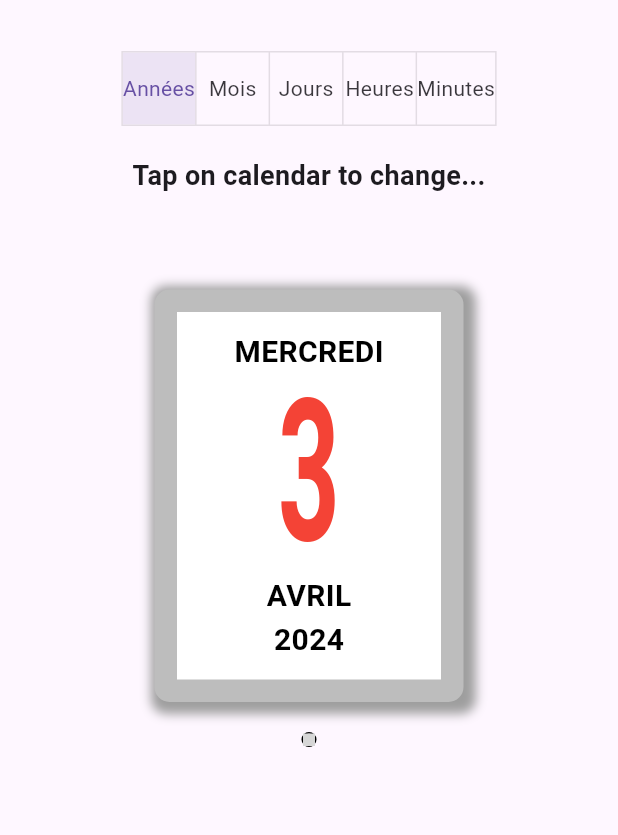
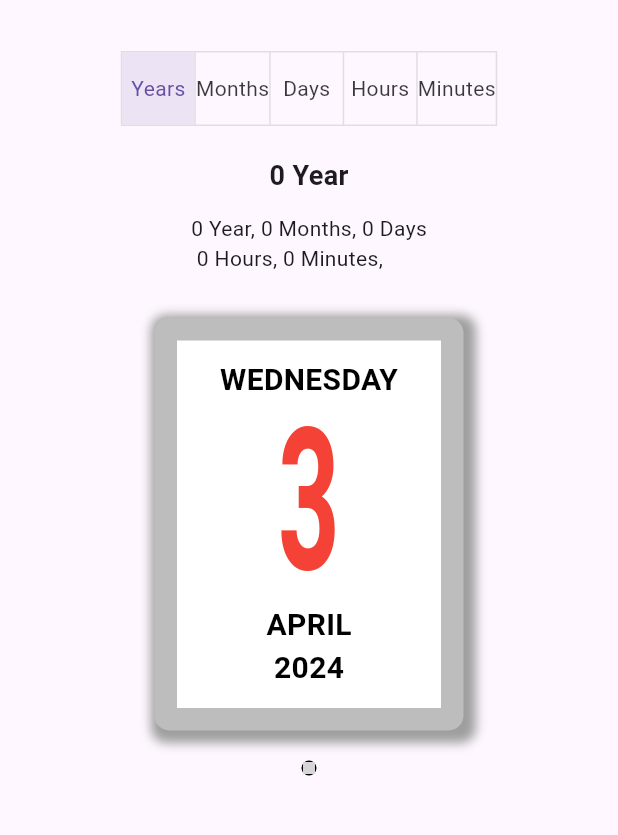
Before and after one commit to IxTAP/BirthTime, a Flutter app: the screen it shows after launch, on a phone screen of 412 x 824 dp, the part 63-898 px from its top. Run offline on Flutter 3.47's test engine with Material 3 defaults, Android fonts, the phone set to English and light mode, and no system bars; missing offline and left inert: segment_display; generated files the repository leaves out were written again; grey boxes are pictures that could not be loaded.

```diff
--- /dev/null
+++ b/l10n.yaml
@@ -0,0 +1,3 @@
+arb-dir: lib/l10n
+template-arb-file: app_en.arb
+output-localization-file: app_localizations.dart
--- /dev/null
+++ b/lib/l10n/app_de.arb
@@ -0,0 +1,58 @@
+{
+    "years": "{count, plural, =0{Jahr} =1{Jahr} other{Jahre}}",
+        "@years": {
+          "description": "Jahre im Plural",
+          "placeholders": {
+            "count": {
+              "type": "num",
+              "format": "compact"
+            }
+          }
+        },
+
+        "months": "{count, plural, =0{Monat} =1{Monat} other{Monate}}",
+        "@months": {
+          "description": "Monate im Plural",
+          "placeholders": {
+            "count": {
+              "type": "num",
+              "format": "compact"
+            }
+          }
+        },
+
+        "days": "{count, plural, =0{Tag} =1{Tag} other{Tage}}",
+        "@days": {
+          "description": "Tage im Plural",
+          "placeholders": {
+            "count": {
+              "type": "num",
+              "format": "compact"
+            }
+          }
+        },
+
+        "hours": "{count, plural, =0{Stunde} =1{Stunde} other{Stunden}}",
+        "@hours": {
+          "description": "Stunden im Plural",
+          "placeholders": {
+            "count": {
+              "type": "num",
+              "format": "compact"
+            }
+          }
+        },
+
+        "minutes": "{count, plural, =0{Minute} =1{Minute} other{Minuten}}",
+        "@minutes": {
+          "description": "Minuten im Plural",
+          "placeholders": {
+            "count": {
+              "type": "num",
+              "format": "compact"
+            }
+          }
+        },
+
+    "tap": "Auf den Kalender tippen, um zu ändern"
+}
--- /dev/null
+++ b/lib/l10n/app_en.arb
@@ -0,0 +1,58 @@
+{
+    "years": "{count, plural, =0{Year} =1{Year} other{Years}}",
+        "@years": {
+          "description": "Plural years",
+          "placeholders": {
+            "count": {
+              "type": "num",
+              "format": "compact"
+            }
+          }
+        },
+
+        "months": "{count, plural, =0{Months} =1{Month} other{Months}}",
+        "@months": {
+          "description": "Plural months",
+          "placeholders": {
+            "count": {
+              "type": "num",
+              "format": "compact"
+            }
+          }
+        },
+
+        "days": "{count, plural, =0{Days} =1{Day} other{Days}}",
+        "@days": {
+          "description": "Plural days",
+          "placeholders": {
+            "count": {
+              "type": "num",
+              "format": "compact"
+            }
+          }
+        },
+
+        "hours": "{count, plural, =0{Hours} =1{Hour} other{Hours}}",
+        "@hours": {
+          "description": "Plural hours",
+          "placeholders": {
+            "count": {
+              "type": "num",
+              "format": "compact"
+            }
+          }
+        },
+
+        "minutes": "{count, plural, =0{Minutes} =1{Minute} other{Minutes}}",
+        "@minutes": {
+          "description": "Plural minutes",
+          "placeholders": {
+            "count": {
+              "type": "num",
+              "format": "compact"
+            }
+          }
+        },
+
+    "tap": "Tap on calendar to change"
+}
--- /dev/null
+++ b/lib/l10n/app_es.arb
@@ -0,0 +1,58 @@
+{
+    "years": "{count, plural, =0{Años} =1{Año} other{Años}}",
+    "@years": {
+      "description": "Plural years",
+      "placeholders": {
+        "count": {
+          "type": "num",
+          "format": "compact"
+        }
+      }
+    },
+
+    "months": "{count, plural, =0{Meses} =1{Mes} other{Meses}}",
+    "@months": {
+      "description": "Plural months",
+      "placeholders": {
+        "count": {
+          "type": "num",
+          "format": "compact"
+        }
+      }
+    },
+
+    "days": "{count, plural, =0{Días} =1{Día} other{Días}}",
+    "@days": {
+      "description": "Plural days",
+      "placeholders": {
+        "count": {
+          "type": "num",
+          "format": "compact"
+        }
+      }
+    },
+
+    "hours": "{count, plural, =0{Horas} =1{Hora} other{Horas}}",
+    "@hours": {
+      "description": "Plural hours",
+      "placeholders": {
+        "count": {
+          "type": "num",
+          "format": "compact"
+        }
+      }
+    },
+
+    "minutes": "{count, plural, =0{Minutos} =1{Minuto} other{Minutos}}",
+    "@minutes": {
+      "description": "Plural minutes",
+      "placeholders": {
+        "count": {
+          "type": "num",
+          "format": "compact"
+        }
+      }
+    },
+
+    "tap": "Toca el calendario para cambiar"
+}
--- /dev/null
+++ b/lib/l10n/app_fr.arb
@@ -0,0 +1,58 @@
+{
+    "years": "{count, plural, =0{Année} =1{Année} other{Années}}",
+        "@years": {
+          "description": "Années au pluriel",
+          "placeholders": {
+            "count": {
+              "type": "num",
+              "format": "compact"
+            }
+          }
+        },
+
+        "months": "{count, plural, =0{Mois} =1{Mois} other{Mois}}",
+        "@months": {
+          "description": "Mois au pluriel",
+          "placeholders": {
+            "count": {
+              "type": "num",
+              "format": "compact"
+            }
+          }
+        },
+
+        "days": "{count, plural, =0{Jours} =1{Jour} other{Jours}}",
+        "@days": {
+          "description": "Jours au pluriel",
+          "placeholders": {
+            "count": {
+              "type": "num",
+              "format": "compact"
+            }
+          }
+        },
+
+        "hours": "{count, plural, =0{Heures} =1{Heure} other{Heures}}",
+        "@hours": {
+          "description": "Heures au pluriel",
+          "placeholders": {
+            "count": {
+              "type": "num",
+              "format": "compact"
+            }
+          }
+        },
+
+        "minutes": "{count, plural, =0{Minutes} =1{Minute} other{Minutes}}",
+        "@minutes": {
+          "description": "Minutes au pluriel",
+          "placeholders": {
+            "count": {
+              "type": "num",
+              "format": "compact"
+            }
+          }
+        },
+
+    "tap": "Appuyez sur le calendrier pour changer"
+}
--- /dev/null
+++ b/lib/l10n/app_it.arb
@@ -0,0 +1,58 @@
+{
+    "years": "{count, plural, =0{Anno} =1{Anno} other{Anni}}",
+        "@years": {
+          "description": "Anni al plurale",
+          "placeholders": {
+            "count": {
+              "type": "num",
+              "format": "compact"
+            }
+          }
+        },
+
+        "months": "{count, plural, =0{Mese} =1{Mese} other{Mesi}}",
+        "@months": {
+          "description": "Mesi al plurale",
+          "placeholders": {
+            "count": {
+              "type": "num",
+              "format": "compact"
+            }
+          }
+        },
+
+        "days": "{count, plural, =0{Giorno} =1{Giorno} other{Giorni}}",
+        "@days": {
+          "description": "Giorni al plurale",
+          "placeholders": {
+            "count": {
+              "type": "num",
+              "format": "compact"
+            }
+          }
+        },
+
+        "hours": "{count, plural, =0{Ora} =1{Ora} other{Ore}}",
+        "@hours": {
+          "description": "Ore al plurale",
+          "placeholders": {
+            "count": {
+              "type": "num",
+              "format": "compact"
+            }
+          }
+        },
+
+        "minutes": "{count, plural, =0{Minuto} =1{Minuto} other{Minuti}}",
+        "@minutes": {
+          "description": "Minuti al plurale",
+          "placeholders": {
+            "count": {
+              "type": "num",
+              "format": "compact"
+            }
+          }
+        },
+
+    "tap": "Tocca sul calendario per cambiare"
+}
--- /dev/null
+++ b/lib/l10n/app_pt.arb
@@ -0,0 +1,58 @@
+{
+    "years": "{count, plural, =0{Ano} =1{Ano} other{Anos}}",
+        "@years": {
+          "description": "Anos no plural",
+          "placeholders": {
+            "count": {
+              "type": "num",
+              "format": "compact"
+            }
+          }
+        },
+
+        "months": "{count, plural, =0{Mês} =1{Mês} other{Meses}}",
+        "@months": {
+          "description": "Meses no plural",
+          "placeholders": {
+            "count": {
+              "type": "num",
+              "format": "compact"
+            }
+          }
+        },
+
+        "days": "{count, plural, =0{Dia} =1{Dia} other{Dias}}",
+        "@days": {
+          "description": "Dias no plural",
+          "placeholders": {
+            "count": {
+              "type": "num",
+              "format": "compact"
+            }
+          }
+        },
+
+        "hours": "{count, plural, =0{Hora} =1{Hora} other{Horas}}",
+        "@hours": {
+          "description": "Horas no plural",
+          "placeholders": {
+            "count": {
+              "type": "num",
+              "format": "compact"
+            }
+          }
+        },
+
+        "minutes": "{count, plural, =0{Minuto} =1{Minuto} other{Minutos}}",
+        "@minutes": {
+          "description": "Minutos no plural",
+          "placeholders": {
+            "count": {
+              "type": "num",
+              "format": "compact"
+            }
+          }
+        },
+
+    "tap": "Toque no calendário para alterar"
+}
--- a/lib/main.dart
+++ b/lib/main.dart
@@ -1,5 +1,7 @@
 import 'package:birthtime/widgets/tooglebuttons.dart';
 import 'package:flutter/material.dart';
+import 'package:flutter_localizations/flutter_localizations.dart';
+import 'package:flutter_gen/gen_l10n/app_localizations.dart';
 import 'widgets/calendar.dart';
 import 'package:provider/provider.dart';
 import 'package:birthtime/models/birthDateModel.dart';
@@ -24,6 +26,8 @@ class MyApp extends StatelessWidget {
   @override
   Widget build(BuildContext context) {
     return MaterialApp(
+      localizationsDelegates: AppLocalizations.localizationsDelegates,
+      supportedLocales: AppLocalizations.supportedLocales,
       title: title,
       debugShowCheckedModeBanner: false,
       theme: ThemeData(
--- a/lib/models/birthDateModel.dart
+++ b/lib/models/birthDateModel.dart
@@ -1,11 +1,11 @@
 // Utile pour le type TimeOfDay
 import 'dart:async';
-
 import 'package:flutter/material.dart';
 import 'package:birthtime/services/constants.dart' as Constants;
 import 'package:birthtime/services/BirthDateService.dart';
 
 class BirthDateModel extends ChangeNotifier {
+
   BirthDateService _service = BirthDateService();
 
   ///
@@ -21,8 +21,14 @@ class BirthDateModel extends ChangeNotifier {
 
   TimeOfDay _birthTime = TimeOfDay.now();
   Duration _difference = Duration();
-  String _response = 'Tap on calendar to change...';
-  String _fullResponse = '';
+  int _response = 0;
+  Map<String, int> _fullResponse = {
+    'years': 0,
+    'months': 0,
+    'days': 0,
+    'hours': 0,
+    'minutes': 0,
+  };
   String _level = Constants.LEVEL_YEAR;
 
   // Init a fake timer
@@ -36,8 +42,8 @@ class BirthDateModel extends ChangeNotifier {
   DateTime get birthDate => _birthDate;
   TimeOfDay get birthTime => _birthTime;
   Duration get difference => _difference;
-  String get response => _response;
-  String get fullResponse => _fullResponse;
+  int get response => _response;
+  Map<String, int> get fullResponse => _fullResponse;
 
   ///
   /// Notifications des changements (Provider)
@@ -59,12 +65,12 @@ class BirthDateModel extends ChangeNotifier {
     notifyListeners();
   }
 
-  void responseChange(String response) {
+  void responseChange(int response) {
     _response = response;
     notifyListeners();
   }
 
-  void fullResponseChange(String fullResponse) {
+  void fullResponseChange(Map<String, int> fullResponse) {
     _fullResponse = fullResponse;
     notifyListeners();
   }
@@ -91,6 +97,19 @@ class BirthDateModel extends ChangeNotifier {
     DateTime newDate = DateTime.now();
 
     final DateTime? picked = await showDatePicker(
+      builder: (BuildContext context, Widget? child) {
+        Locale locale = Localizations.localeOf(context);
+        return MediaQuery(
+          data: MediaQuery.of(context).copyWith(
+            alwaysUse24HourFormat: true,
+          ),
+          child: Localizations.override(
+            context: context,
+            locale: locale,
+            child: child!,
+          )
+        );
+      },
       context: context,
       initialDate:_birthDate ,
       firstDate: DateTime(0),
@@ -117,6 +136,19 @@ class BirthDateModel extends ChangeNotifier {
   // Pop-up TIME
   selectTime(BuildContext context) async {
     final TimeOfDay? pickedTime = await showTimePicker(
+        builder: (BuildContext context, Widget? child) {
+          Locale locale = Localizations.localeOf(context);
+          return MediaQuery(
+              data: MediaQuery.of(context).copyWith(
+                alwaysUse24HourFormat: true,
+              ),
+              child: Localizations.override(
+                context: context,
+                locale: locale,
+                child: child!,
+              )
+          );
+        },
         context: context,
         initialTime: TimeOfDay(
           hour: _birthDate.hour,
@@ -145,7 +177,7 @@ class BirthDateModel extends ChangeNotifier {
   // REPONSE
   void getStringByLevel(String level) {
     _level = level;
-    var res = '';
+    var res = 0;
     switch(level) {
       case Constants.LEVEL_YEAR:
         res = _service.getResponseForYear(_difference);
@@ -162,11 +194,11 @@ class BirthDateModel extends ChangeNotifier {
       case Constants.LEVEL_MINUT:
         res = _service.getResponseForMinuts(_difference);
         break;
-      case Constants.LEVEL_TOTAL:
-        res = _service.getFullElapsedTime(_birthDate);
-        break;
+      //case Constants.LEVEL_TOTAL:
+      //  res = _service.getFullElapsedTime(_birthDate);
+      //  break;
       default :
-        res = "T O D O  !!!";
+        res = 0;
     }
 
     _response = res;
--- a/lib/services/BirthDateService.dart
+++ b/lib/services/BirthDateService.dart
@@ -20,27 +20,27 @@ class BirthDateService extends ChangeNotifier {
     return numberFormat.format(number);
   }
 
-  String getResponseForYear(Duration difference) {
-    return '${formatDecimal((difference.inDays / Constants.NB_DAYS_PER_YEAR).floor())} an(s)';
+  int getResponseForYear(Duration difference) {
+    return (difference.inDays / Constants.NB_DAYS_PER_YEAR).floor();
   }
 
-  String getResponseForMonths(Duration difference) {
-    return '${formatDecimal((difference.inDays / Constants.NB_DAYS_PRE_MONTH).floor())} mois';
+  int getResponseForMonths(Duration difference) {
+    return (difference.inDays / Constants.NB_DAYS_PRE_MONTH).floor();
   }
 
-  String getResponseForDays(Duration difference) {
-    return '${formatDecimal(difference.inDays)} jour(s)';
+  int getResponseForDays(Duration difference) {
+    return difference.inDays;
   }
 
-  String getResponseForMinuts(Duration difference) {
-    return '${formatDecimal(difference.inMinutes)} minute(s)';
+  int getResponseForMinuts(Duration difference) {
+    return difference.inMinutes;
   }
 
-  String getResponseForHours(Duration difference) {
-    return '${formatDecimal(difference.inHours)} heure(s)';
+  int getResponseForHours(Duration difference) {
+    return difference.inHours;
   }
 
-  String getFullElapsedTime(DateTime birthDate) {
+  Map<String, int> getFullElapsedTime(DateTime birthDate) {
     var currentDate = DateTime.now().toUtc();
     var difference = currentDate.difference(birthDate);
 
@@ -58,6 +58,13 @@ class BirthDateService extends ChangeNotifier {
 
     var diffMinutes = difference.inMinutes % Constants.NB_MINUTS_PER_HOUR;
 
-    return '${diffAnnees.floor()} ans, ${diffMois.floor()} mois, ${difference.inDays} jours\n$diffHeures heures et $diffMinutes minutes';
+    return {
+      'years': diffAnnees.floor(),
+      'months': diffMois.floor(),
+      'days': difference.inDays,
+      'hours': diffHeures,
+      'minutes': diffMinutes,
+    };
+    //return '${diffAnnees.floor()} ans, ${diffMois.floor()} mois, ${difference.inDays} jours\n$diffHeures heures et $diffMinutes minutes';
   }
 }
--- a/lib/services/constants.dart
+++ b/lib/services/constants.dart
@@ -1,14 +1,12 @@
 ///
 ///  Fichier de constantes
 ///
-
-
 const String LEVEL_TOTAL = "Total";
-const String LEVEL_YEAR = "Années";
-const String LEVEL_DAY = "Jours";
-const String LEVEL_MONTH = "Mois";
-const String LEVEL_HOUR = "Heures";
-const String LEVEL_MINUT = "Minutes";
+const String LEVEL_YEAR = "years";
+const String LEVEL_DAY = "days";
+const String LEVEL_MONTH = "months";
+const String LEVEL_HOUR = "hours";
+const String LEVEL_MINUT = "minutes";
 
 const List<String> LIST_LEVEL = [
   LEVEL_YEAR,
@@ -18,31 +16,6 @@ const List<String> LIST_LEVEL = [
   LEVEL_MINUT
 ];
 
-const List<String> LIST_MONTHS = [
-  'Janvier',
-  'Février',
-  'Mars',
-  'Avril',
-  'Mai',
-  'Juin',
-  'Juillet',
-  'Août',
-  'Septembre',
-  'Octobre',
-  'Novembre',
-  'Décembre'
-];
-
-const List<String> LIST_DAYS = [
-  'Lundi',
-  'Mardi',
-  'Mercredi',
-  'Jeudi',
-  'Vendredi',
-  'Samedi',
-  'Dimanche'
-];
-
 const NB_DAYS_PER_YEAR = 365.25;
 const NB_DAYS_PRE_MONTH = 30.44;
 const NB_MONTHS_PER_YEAR = 12;
--- a/lib/widgets/calendar.dart
+++ b/lib/widgets/calendar.dart
@@ -1,13 +1,13 @@
 import 'package:flutter/material.dart';
 import 'package:birthtime/services/BirthDateService.dart';
-import 'package:birthtime/services/constants.dart' as Constants;
+import 'package:intl/intl.dart';
 import 'package:segment_display/segment_display.dart';
 import 'package:birthtime/models/birthDateModel.dart';
 import 'package:provider/provider.dart';
 
 ///
-/// Widget qui affiche le calendrier et l'horloge.
-/// Il ouvre les champs de saisie et mets à jour le model.
+/// Display calendar and clock.
+/// Update date and time selected.
 ///
 class BirthCalendar extends StatelessWidget {
   final BirthDateService _service = BirthDateService();
@@ -15,8 +15,7 @@ class BirthCalendar extends StatelessWidget {
   @override
   Widget build(BuildContext context) {
     return
-        // Réagit au Tap sur l'ensemble de la colonne
-        Column(
+      Column(
       mainAxisAlignment: MainAxisAlignment.center,
       children: [
         InkWell(
@@ -43,7 +42,7 @@ class BirthCalendar extends StatelessWidget {
                     padding: const EdgeInsets.all(12.0),
                     child: Center(
                       child: Text(
-                        '${Constants.LIST_DAYS[context.watch<BirthDateModel>().birthDate.weekday - 1].toUpperCase()}',
+                        DateFormat.EEEE(Localizations.localeOf(context).languageCode).format(context.watch<BirthDateModel>().birthDate).toUpperCase(),
                         style: TextStyle(
                             fontWeight: FontWeight.bold,
                             fontSize: 20.0,
@@ -74,7 +73,8 @@ class BirthCalendar extends StatelessWidget {
                     child: Column(
                       children: [
                         Text(
-                          '${Constants.LIST_MONTHS[context.watch<BirthDateModel>().birthDate.month - 1].toUpperCase()}',
+                          //'${Constants.LIST_MONTHS[context.watch<BirthDateModel>().birthDate.month - 1].toUpperCase()}',
+                          DateFormat.MMMM(Localizations.localeOf(context).languageCode).format(context.watch<BirthDateModel>().birthDate).toUpperCase(),
                           style: TextStyle(
                               fontWeight: FontWeight.bold,
                               fontSize: 20.0,
--- a/lib/widgets/tooglebuttons.dart
+++ b/lib/widgets/tooglebuttons.dart
@@ -1,7 +1,8 @@
 import 'package:flutter/material.dart';
+import 'package:flutter_gen/gen_l10n/app_localizations.dart';
 import 'package:birthtime/models/birthDateModel.dart';
-//import 'package:birthtime/services/BirthDateService.dart';
 import 'package:birthtime/services/constants.dart' as Constants;
+import 'package:intl/intl.dart';
 import 'package:provider/provider.dart';
 
 class BDToggleButtons extends StatefulWidget {
@@ -13,10 +14,36 @@ class BDToggleButtons extends StatefulWidget {
 
 class _BDToggleButtonsState extends State<BDToggleButtons> {
   List<bool> _isSelected = [true, false, false, false, false];
+  int _selectedLevel = 0;
 
   @override
   void dispose() {
     super.dispose();
+  }
+
+  String getStringLevel(context, level, count) {
+    String sLevel = "";
+    switch(level) {
+      case "years":
+        sLevel = AppLocalizations.of(context)!.years(count);
+        break;
+      case "months":
+        sLevel = AppLocalizations.of(context)!.months(count);
+        break;
+      case "days":
+        sLevel = AppLocalizations.of(context)!.days(count);
+        break;
+      case "hours":
+        sLevel = AppLocalizations.of(context)!.hours(count);
+        break;
+      case "minutes":
+        sLevel = AppLocalizations.of(context)!.minutes(count);
+        break;
+      default:
+        sLevel = "";
+    }
+
+    return sLevel;
   }
 
   @override
@@ -26,19 +53,42 @@ class _BDToggleButtonsState extends State<BDToggleButtons> {
         SizedBox(height: 20.0),
         ToggleButtons(
           children: Constants.LIST_LEVEL.map((level) {
-            return Text(level);
+            String sLevel = getStringLevel(context, level, 2);
+            return Text(sLevel);
           }).toList(),
           onPressed: (int index) => _switchLevel(index),
           isSelected: _isSelected,
         ),
         SizedBox(height: 20.0),
         Text(
-          '${context.watch<BirthDateModel>().response}',
+          '${NumberFormat.decimalPattern(AppLocalizations.of(context)!.localeName).format(context.watch<BirthDateModel>().response)} '
+              '${getStringLevel(context,
+                Constants.LIST_LEVEL[_selectedLevel],
+                context.watch<BirthDateModel>().response)}',
           style: TextStyle(fontWeight: FontWeight.bold,fontSize: 18.0),
         ),
         SizedBox(height: 12.0),
         Text(
-          '${context.watch<BirthDateModel>().fullResponse}',
+          '${NumberFormat.decimalPattern(AppLocalizations.of(context)!.localeName).format(context.watch<BirthDateModel>().fullResponse['years'])} '
+              '${getStringLevel(context,
+              Constants.LIST_LEVEL[0],
+              context.watch<BirthDateModel>().fullResponse['years'])}, '
+          '${NumberFormat.decimalPattern(AppLocalizations.of(context)!.localeName).format(context.watch<BirthDateModel>().fullResponse['months'])} '
+              '${getStringLevel(context,
+              Constants.LIST_LEVEL[1],
+              context.watch<BirthDateModel>().fullResponse['months'])}, '
+          '${NumberFormat.decimalPattern(AppLocalizations.of(context)!.localeName).format(context.watch<BirthDateModel>().fullResponse['days'])} '
+              '${getStringLevel(context,
+              Constants.LIST_LEVEL[2],
+              context.watch<BirthDateModel>().fullResponse['days'])}\n '
+          '${NumberFormat.decimalPattern(AppLocalizations.of(context)!.localeName).format(context.watch<BirthDateModel>().fullResponse['hours'])} '
+              '${getStringLevel(context,
+              Constants.LIST_LEVEL[3],
+              context.watch<BirthDateModel>().fullResponse['hours'])}, '
+           '${NumberFormat.decimalPattern(AppLocalizations.of(context)!.localeName).format(context.watch<BirthDateModel>().fullResponse['minutes'])} '
+              '${getStringLevel(context,
+              Constants.LIST_LEVEL[4],
+              context.watch<BirthDateModel>().fullResponse['minutes'])}, '
         ),
         SizedBox(height: 30.0),
       ],
@@ -64,6 +114,7 @@ class _BDToggleButtonsState extends State<BDToggleButtons> {
         // Active et mets à jour le niveau
         else {
           _isSelected[i] = true;
+          _selectedLevel = i;
         }
       }
     });
--- a/pubspec.yaml
+++ b/pubspec.yaml
@@ -22,6 +22,8 @@ environment:
 
 dependencies:
   flutter:
+    sdk: flutter
+  flutter_localizations:
     sdk: flutter
 
 
@@ -48,6 +50,9 @@ flutter:
   # included with your application, so that you can use the icons in
   # the material Icons class.
   uses-material-design: true
+
+  # Use to generate internationalization
+  generate: true
 
   # To add assets to your application, add an assets section, like this:
   # assets:
```
Also changed, not shown: pubspec.lock.
